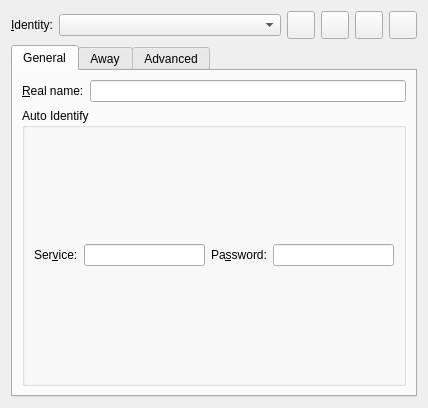
The window that src/identitydialog.ui (KDE/konversation) describes before a commit, drawn with Qt 5.
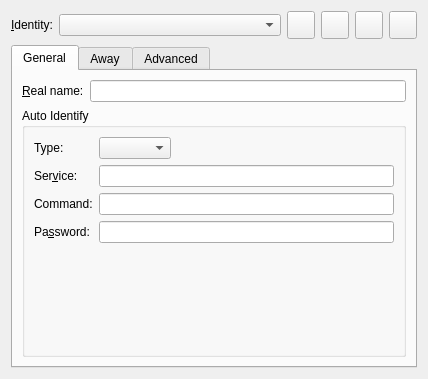
The same window after the commit. Custom widgets are drawn as their Qt base class.

Commit message: Add combobox to support different auth types and expose nickserv command."

```diff
--- a/src/identitydialog.ui
+++ b/src/identitydialog.ui
@@ -7,7 +7,7 @@
     <x>0</x>
     <y>0</y>
     <width>428</width>
-    <height>408</height>
+    <height>344</height>
    </rect>
   </property>
   <layout class="QVBoxLayout" name="verticalLayout_2">
@@ -205,36 +205,65 @@
          <property name="title">
           <string>Auto Identify</string>
          </property>
-         <layout class="QGridLayout" name="gridLayout">
+         <layout class="QFormLayout" name="formLayout_4">
+          <property name="fieldGrowthPolicy">
+           <enum>QFormLayout::ExpandingFieldsGrow</enum>
+          </property>
           <item row="0" column="0">
-           <widget class="QLabel" name="botLabel">
+           <widget class="QLabel" name="authTypeLabel">
+            <property name="text">
+             <string>Type:</string>
+            </property>
+            <property name="buddy">
+             <cstring>m_authTypeCombo</cstring>
+            </property>
+           </widget>
+          </item>
+          <item row="0" column="1">
+           <widget class="KComboBox" name="m_authTypeCombo"/>
+          </item>
+          <item row="2" column="0">
+           <widget class="QLabel" name="nickservNicknameLabel">
             <property name="text">
              <string>Ser&amp;vice:</string>
             </property>
             <property name="buddy">
-             <cstring>m_botEdit</cstring>
+             <cstring>m_nickservNicknameEdit</cstring>
             </property>
            </widget>
           </item>
-          <item row="0" column="1">
-           <widget class="KLineEdit" name="m_botEdit">
+          <item row="2" column="1">
+           <widget class="KLineEdit" name="m_nickservNicknameEdit">
             <property name="whatsThis">
              <string>Service name can be &lt;b&gt;&lt;i&gt;nickserv&lt;/i&gt;&lt;/b&gt; or a network-dependent name such as &lt;b&gt;&lt;i&gt;nickserv@services.dal.net&lt;/i&gt;&lt;/b&gt;</string>
             </property>
            </widget>
           </item>
-          <item row="0" column="2">
-           <widget class="QLabel" name="passwordLabel">
+          <item row="3" column="0">
+           <widget class="QLabel" name="nickservCommandLabel">
+            <property name="text">
+             <string>Command:</string>
+            </property>
+            <property name="buddy">
+             <cstring>m_nickservCommandEdit</cstring>
+            </property>
+           </widget>
+          </item>
+          <item row="3" column="1">
+           <widget class="KLineEdit" name="m_nickservCommandEdit"/>
+          </item>
+          <item row="4" column="0">
+           <widget class="QLabel" name="authPasswordLabel">
             <property name="text">
              <string>Pa&amp;ssword:</string>
             </property>
             <property name="buddy">
-             <cstring>m_passwordEdit</cstring>
+             <cstring>m_authPasswordEdit</cstring>
             </property>
            </widget>
           </item>
-          <item row="0" column="3">
-           <widget class="KLineEdit" name="m_passwordEdit">
+          <item row="4" column="1">
+           <widget class="KLineEdit" name="m_authPasswordEdit">
             <property name="passwordMode">
              <bool>true</bool>
             </property>
```
Left out of the diff: 28 changed lines with no effect on the pictures. The commit also changes 1 other file.
